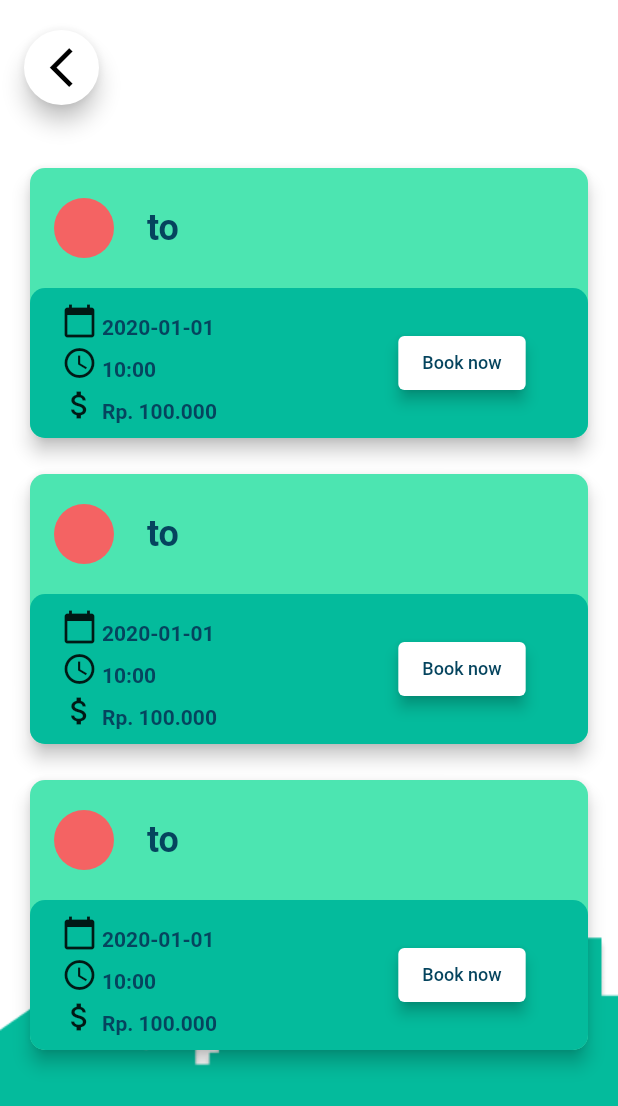
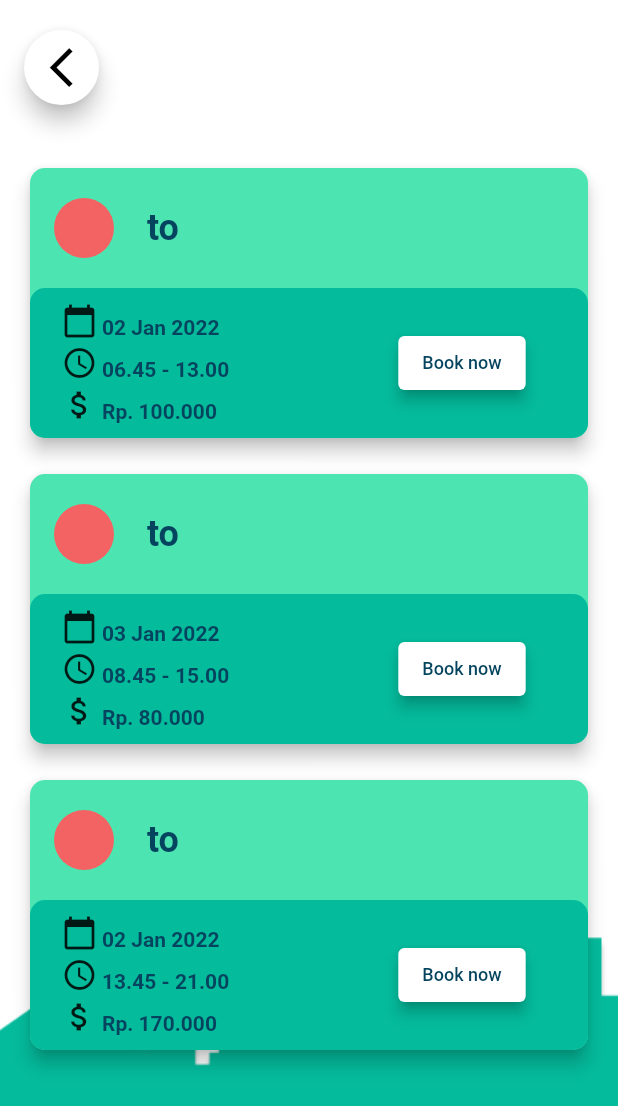
Before and after one commit to omaewa-mo-shinderu-APEC/TransitSpot, a Flutter app: the BookView screen opened by its route, after a tap on "Search", on a phone screen of 412 x 824 dp. Shown: the top 1106 px of the screen. Run offline on Flutter 3.47's test engine with Material 2 defaults, Android fonts, the phone set to English and light mode, and no system bars; our stand-ins replace cloud_firestore, firebase_auth, firebase_core, freezed_annotation, stacked, stacked_services; accounts and stored records are empty; network calls fail.

Commit message:
feat: add new properties to SearchResultData interface

```diff
--- a/lib/datamodels/search_result_data/search_result_data.dart
+++ b/lib/datamodels/search_result_data/search_result_data.dart
@@ -10,6 +10,9 @@ class SearchResultData with _$SearchResultData {
     required String date,
     required String time,
     required String price,
+    required String id,
+    required String name,
+    required int avail,
   }) = _SearchResultData;
 
   factory SearchResultData.fromJson(Map<String, dynamic> json) =>
--- a/lib/ui/views/search_result/search_result_view.dart
+++ b/lib/ui/views/search_result/search_result_view.dart
@@ -61,7 +61,11 @@ class SearchResultView extends StatelessWidget {
                             padding: const EdgeInsets.fromLTRB(0, 0, 0, 24.0),
                             child: Column(
                               children: snapshot.data!.map((datum) {
-                                return CardResult(data: datum);
+                                return CardResult(
+                                  data: datum,
+                                  hasButton: true,
+                                  book: model.book,
+                                );
                               }).toList(),
                             ),
                           );
--- a/lib/ui/views/search_result/search_result_viewmodel.dart
+++ b/lib/ui/views/search_result/search_result_viewmodel.dart
@@ -10,27 +10,38 @@ Future<List<SearchResultData>> search(String start, String destination) async {
     SearchResultData(
       start: start,
       destination: destination,
-        date: '2020-01-01',
-        time: '10:00',
-        price: 'Rp. 100.000'),
+      date: '02 Jan 2022',
+      time: '06.45 - 13.00',
+      price: 'Rp. 100.000',
+      id: '1',
+      avail: 50,
+      name: "Hogwarts Express",
+    ),
     SearchResultData(
       start: start,
       destination: destination,
-        date: '2020-01-01',
-        time: '10:00',
-        price: 'Rp. 100.000'),
+      date: '03 Jan 2022',
+      time: '08.45 - 15.00',
+      price: 'Rp. 80.000',
+      id: '2',
+      avail: 50,
+      name: "Hogwarts Express",
+    ),
     SearchResultData(
       start: start,
       destination: destination,
-        date: '2020-01-01',
-        time: '10:00',
-        price: 'Rp. 100.000'),
+      date: '02 Jan 2022',
+      time: '13.45 - 21.00',
+      price: 'Rp. 170.000',
+      id: '3',
+      avail: 50,
+      name: "Hogwarts Express",
+    ),
   ];
   return data;
 }
 
 class SearchResultViewModel extends BaseViewModel {
-  final _navigationService = locator<NavigationService>();
   final String _start = '';
   final String _destination = '';
   Future<List<SearchResultData>>? searchRes;
@@ -40,8 +51,6 @@ class SearchResultViewModel extends BaseViewModel {
 
   Future getData(String start, String destination) async {
     setBusy(true);
-    print(start);
-    print(destination);
     searchRes = search(start, destination);
     setBusy(false);
   }
@@ -50,4 +59,13 @@ class SearchResultViewModel extends BaseViewModel {
     final _navigationService = locator<NavigationService>();
     await _navigationService.navigateTo(page);
   }
+
+  Future book(SearchResultData data) async {
+    print(data);
+    final _navigationService = locator<NavigationService>();
+    await _navigationService.navigateTo(
+      Routes.orderView,
+      arguments: OrderViewArguments(data: data),
+    );
   }
+}
```
Also changed, not shown: lib/datamodels/search_result_data/search_result_data.freezed.dart, lib/datamodels/search_result_data/search_result_data.g.dart. Lines whose indentation alone changed are shown as unchanged.
